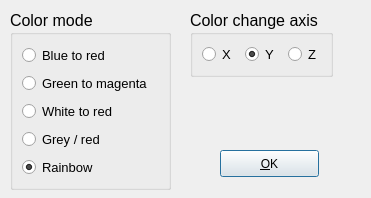
zy31415/pcd_viewer, file colordialog.ui: the form before one commit.
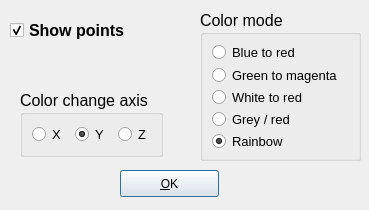
The form after the commit.

Diff of the .ui file:
```diff
--- a/colordialog.ui
+++ b/colordialog.ui
@@ -6,22 +6,43 @@
    <rect>
     <x>0</x>
     <y>0</y>
-    <width>371</width>
-    <height>198</height>
+    <width>369</width>
+    <height>210</height>
    </rect>
   </property>
+  <property name="sizePolicy">
+   <sizepolicy hsizetype="Fixed" vsizetype="Fixed">
+    <horstretch>0</horstretch>
+    <verstretch>0</verstretch>
+   </sizepolicy>
+  </property>
+  <property name="minimumSize">
+   <size>
+    <width>369</width>
+    <height>210</height>
+   </size>
+  </property>
+  <property name="maximumSize">
+   <size>
+    <width>369</width>
+    <height>210</height>
+   </size>
+  </property>
   <property name="contextMenuPolicy">
    <enum>Qt::PreventContextMenu</enum>
   </property>
   <property name="windowTitle">
    <string>Color Model Dialog</string>
   </property>
+  <property name="sizeGripEnabled">
+   <bool>false</bool>
+  </property>
   <widget class="QGroupBox" name="groupBox_Axis">
    <property name="geometry">
     <rect>
-     <x>190</x>
-     <y>10</y>
-     <width>161</width>
+     <x>20</x>
+     <y>90</y>
+     <width>160</width>
      <height>81</height>
     </rect>
    </property>
@@ -130,10 +151,10 @@
   <widget class="QGroupBox" name="groupBox_ColorMode">
    <property name="geometry">
     <rect>
-     <x>10</x>
+     <x>200</x>
      <y>10</y>
      <width>161</width>
-     <height>180</height>
+     <height>151</height>
     </rect>
    </property>
    <property name="sizePolicy">
@@ -267,8 +288,8 @@
   <widget class="QPushButton" name="pushButton">
    <property name="geometry">
     <rect>
-     <x>220</x>
-     <y>150</y>
+     <x>120</x>
+     <y>170</y>
      <width>99</width>
      <height>27</height>
     </rect>
@@ -277,10 +298,29 @@
     <string>&amp;OK</string>
    </property>
   </widget>
-  <zorder>groupBox_Axis</zorder>
-  <zorder>groupBox_ColorMode</zorder>
-  <zorder>pushButton</zorder>
-  <zorder>radioButton_BlueRed_2</zorder>
+  <widget class="QCheckBox" name="checkBox">
+   <property name="geometry">
+    <rect>
+     <x>10</x>
+     <y>20</y>
+     <width>141</width>
+     <height>21</height>
+    </rect>
+   </property>
+   <property name="font">
+    <font>
+     <pointsize>12</pointsize>
+     <weight>75</weight>
+     <bold>true</bold>
+    </font>
+   </property>
+   <property name="text">
+    <string>Show points</string>
+   </property>
+   <property name="checked">
+    <bool>true</bool>
+   </property>
+  </widget>
  </widget>
  <resources/>
  <connections>
```
